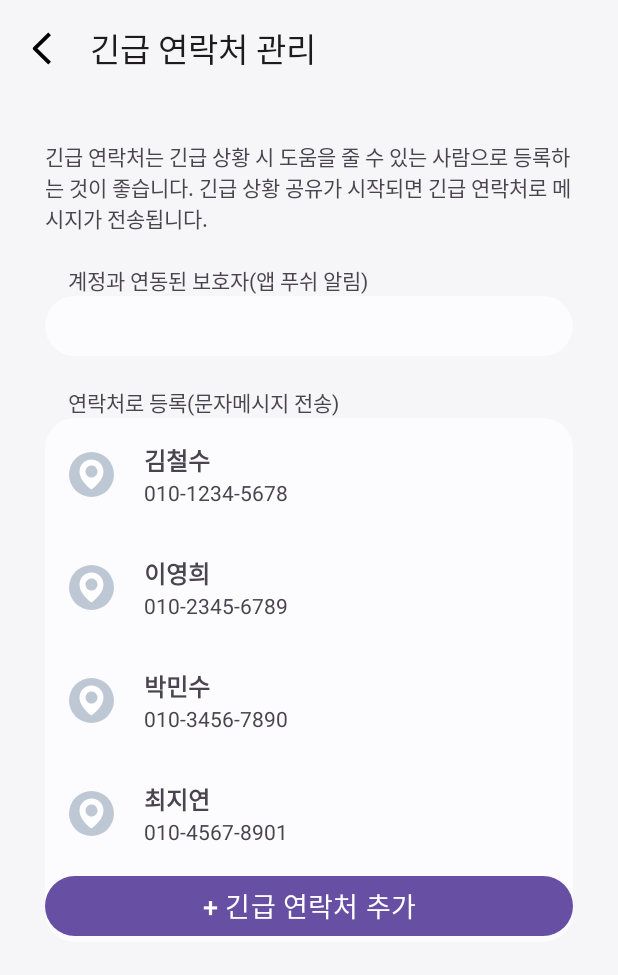
After one commit to SafeWay-CapstoneDesign/Frontend, an Android app: the EmergencyContactActivity screen opened directly, with no data from a screen before it, on a phone screen of 412 x 824 dp. The commit adds this screen. Shown: the top 975 px of the screen. Run offline under Robolectric (Android 15) with nearby library versions, the phone set to English and light mode, and no system bars.

Commit message:
feat: 내정보 수정 버튼 및 화면 기본 프레임 구현, feat: 긴급 연락처 관리 화면 기본 프레임 구현

```diff
--- /dev/null
+++ b/app/src/main/java/com/example/safeway/EmergencyAdapter.kt
@@ -0,0 +1,37 @@
+package com.example.safeway
+
+import android.view.LayoutInflater
+import android.view.View
+import android.view.ViewGroup
+import android.widget.TextView
+import androidx.recyclerview.widget.RecyclerView
+
+class EmergencyAdapter(
+    private val contactList: List<EmergencyContact>,
+    private val onItemClick: (EmergencyContact) -> Unit
+) : RecyclerView.Adapter<EmergencyAdapter.ContactViewHolder>() {
+
+    override fun onCreateViewHolder(parent: ViewGroup, viewType: Int): ContactViewHolder {
+        val itemView = LayoutInflater.from(parent.context)
+            .inflate(R.layout.contact_item, parent, false)
+        return ContactViewHolder(itemView)
+    }
+
+    override fun onBindViewHolder(holder: ContactViewHolder, position: Int) {
+        val contact = contactList[position]
+        holder.contactName.text = contact.name
+        holder.contactPhone.text = contact.phoneNumber
+
+        // 연락처 클릭 시 이벤트 처리
+        holder.itemView.setOnClickListener {
+            onItemClick(contact)
+        }
+    }
+
+    override fun getItemCount(): Int = contactList.size
+
+    inner class ContactViewHolder(itemView: View) : RecyclerView.ViewHolder(itemView) {
+        val contactName: TextView = itemView.findViewById(R.id.textViewContactName)
+        val contactPhone: TextView = itemView.findViewById(R.id.textViewContactPhone)
+    }
+}
--- /dev/null
+++ b/app/src/main/java/com/example/safeway/EmergencyContact.kt
@@ -0,0 +1,6 @@
+package com.example.safeway
+
+data class EmergencyContact(
+    val name: String,
+    val phoneNumber: String
+)
--- /dev/null
+++ b/app/src/main/java/com/example/safeway/EmergencyContactActivity.kt
@@ -0,0 +1,58 @@
+package com.example.safeway
+
+import android.content.Intent
+import android.os.Bundle
+import androidx.activity.enableEdgeToEdge
+import androidx.appcompat.app.AppCompatActivity
+import androidx.appcompat.widget.Toolbar
+import androidx.core.view.ViewCompat
+import androidx.core.view.WindowInsetsCompat
+import androidx.recyclerview.widget.LinearLayoutManager
+import androidx.recyclerview.widget.RecyclerView
+
+class EmergencyContactActivity : AppCompatActivity() {
+    private lateinit var recyclerView: RecyclerView
+    private lateinit var emergencyContactAdapter: EmergencyAdapter
+
+    override fun onCreate(savedInstanceState: Bundle?) {
+        super.onCreate(savedInstanceState)
+        enableEdgeToEdge()
+        setContentView(R.layout.activity_emergency_contact)
+        ViewCompat.setOnApplyWindowInsetsListener(findViewById(R.id.main)) { v, insets ->
+            val systemBars = insets.getInsets(WindowInsetsCompat.Type.systemBars())
+            v.setPadding(systemBars.left, systemBars.top, systemBars.right, systemBars.bottom)
+            insets
+        }
+
+        val toolbar: Toolbar = findViewById(R.id.toolbar)
+        toolbar.setNavigationOnClickListener {
+            onBackPressedDispatcher.onBackPressed() // 새 방식으로 뒤로가기 동작 호출
+        }
+
+        setupRecyclerView()
+    }
+
+    // 더미 데이터를 추가하여 리사이클러뷰에 표시
+    private fun setupRecyclerView() {
+        recyclerView = findViewById(R.id.recyclerView)
+        recyclerView.layoutManager = LinearLayoutManager(this)
+
+        val dummyContacts = listOf(
+            EmergencyContact("김철수", "010-1234-5678"),
+            EmergencyContact("이영희", "010-2345-6789"),
+            EmergencyContact("박민수", "010-3456-7890"),
+            EmergencyContact("최지연", "010-4567-8901")
+        )
+
+        emergencyContactAdapter = EmergencyAdapter(dummyContacts) { selectedContact ->
+            val intent = Intent().apply {
+                putExtra("contactName", selectedContact.name)
+                putExtra("phoneNumber", selectedContact.phoneNumber)
+            }
+            setResult(RESULT_OK, intent)
+            finish()
+        }
+
+        recyclerView.adapter = emergencyContactAdapter
+    }
+}
--- /dev/null
+++ b/app/src/main/res/drawable/custom_divider.xml
@@ -0,0 +1,5 @@
+<?xml version="1.0" encoding="utf-8"?>
+<shape xmlns:android="http://schemas.android.com/apk/res/android">
+    <size android:height="20dp"/>  <!-- Divider 두께 -->
+    <solid android:color="#00000000"/>  <!-- 완전 투명 -->
+</shape>
--- /dev/null
+++ b/app/src/main/res/layout/activity_emergency_contact.xml
@@ -0,0 +1,100 @@
+<?xml version="1.0" encoding="utf-8"?>
+<androidx.constraintlayout.widget.ConstraintLayout xmlns:android="http://schemas.android.com/apk/res/android"
+    xmlns:app="http://schemas.android.com/apk/res-auto"
+    xmlns:tools="http://schemas.android.com/tools"
+    android:id="@+id/main"
+    android:layout_width="match_parent"
+    android:layout_height="match_parent"
+    tools:context=".EmergencyContactActivity">
+
+    <androidx.appcompat.widget.Toolbar
+        android:id="@+id/toolbar"
+        android:layout_width="match_parent"
+        android:layout_height="wrap_content"
+        android:background="#00FFFFFF"
+        android:minHeight="?attr/actionBarSize"
+        android:theme="?attr/actionBarTheme"
+        app:layout_constraintStart_toStartOf="parent"
+        app:layout_constraintTop_toTopOf="parent"
+        app:navigationIcon="@drawable/back"
+        app:title="긴급 연락처 관리" />
+
+    <LinearLayout
+        android:layout_width="0dp"
+        android:layout_height="0dp"
+        android:divider="@drawable/custom_divider"
+        android:orientation="vertical"
+        android:padding="30dp"
+        android:showDividers="middle"
+        app:layout_constraintBottom_toBottomOf="parent"
+        app:layout_constraintEnd_toEndOf="parent"
+        app:layout_constraintStart_toStartOf="parent"
+        app:layout_constraintTop_toBottomOf="@+id/toolbar">
+
+        <TextView
+            android:id="@+id/textView18"
+            android:layout_width="match_parent"
+            android:layout_height="wrap_content"
+            android:text="긴급 연락처는 긴급 상황 시 도움을 줄 수 있는 사람으로 등록하는 것이 좋습니다. 긴급 상황 공유가 시작되면 긴급 연락처로 메시지가 전송됩니다." />
+
+        <LinearLayout
+            android:layout_width="match_parent"
+            android:layout_height="wrap_content"
+            android:orientation="vertical">
+
+            <TextView
+                android:id="@+id/textView19"
+                android:layout_width="match_parent"
+                android:layout_height="wrap_content"
+                android:paddingLeft="15dp"
+                android:text="계정과 연동된 보호자(앱 푸쉬 알림)" />
+
+            <LinearLayout
+                android:layout_width="match_parent"
+                android:layout_height="match_parent"
+                android:background="@drawable/rounded_box"
+                android:orientation="vertical"
+                android:padding="20sp"/>
+
+        </LinearLayout>
+
+        <LinearLayout
+            android:layout_width="match_parent"
+            android:layout_height="wrap_content"
+            android:orientation="vertical">
+
+            <TextView
+                android:id="@+id/textView20"
+                android:layout_width="match_parent"
+                android:layout_height="wrap_content"
+                android:paddingLeft="15dp"
+                android:text="연락처로 등록(문자메시지 전송)" />
+
+            <LinearLayout
+                android:layout_width="match_parent"
+                android:layout_height="wrap_content"
+                android:background="@drawable/rounded_box"
+                android:orientation="vertical">
+
+                <androidx.recyclerview.widget.RecyclerView
+                    android:id="@+id/recyclerView"
+                    android:layout_width="match_parent"
+                    android:layout_height="wrap_content"
+                    android:scrollbars="vertical"
+                    app:layout_constraintTop_toBottomOf="@+id/inputLocationLayout" >
+
+                </androidx.recyclerview.widget.RecyclerView>
+
+                <Button
+                    android:id="@+id/button2"
+                    android:layout_width="match_parent"
+                    android:layout_height="wrap_content"
+                    android:text="+ 긴급 연락처 추가"
+                    android:textSize="18sp" />
+            </LinearLayout>
+        </LinearLayout>
+
+    </LinearLayout>
+
+
+</androidx.constraintlayout.widget.ConstraintLayout>
--- /dev/null
+++ b/app/src/main/res/layout/contact_item.xml
@@ -0,0 +1,46 @@
+<?xml version="1.0" encoding="utf-8"?>
+<LinearLayout xmlns:android="http://schemas.android.com/apk/res/android"
+    xmlns:app="http://schemas.android.com/apk/res-auto"
+    xmlns:tools="http://schemas.android.com/tools"
+    android:layout_width="match_parent"
+    android:layout_height="wrap_content"
+    android:orientation="horizontal"
+    android:padding="16dp">
+
+    <ImageView
+        android:id="@+id/imageViewLocation"
+        android:layout_width="wrap_content"
+        android:layout_height="match_parent"
+        app:srcCompat="@drawable/locationicon" />
+
+    <Space
+        android:layout_width="20dp"
+        android:layout_height="match_parent" />
+
+    <LinearLayout
+        android:layout_width="0dp"
+        android:layout_height="match_parent"
+        android:orientation="vertical"
+        android:layout_weight="1">
+
+        <TextView
+            android:id="@+id/textViewContactName"
+            android:layout_width="match_parent"
+            android:layout_height="wrap_content"
+            android:layout_weight="1"
+            android:text="이름"
+            android:textSize="16sp"
+            android:textStyle="bold"
+            tools:ignore="Suspicious0dp" />
+
+        <TextView
+            android:id="@+id/textViewContactPhone"
+            android:layout_width="match_parent"
+            android:layout_height="wrap_content"
+            android:text="전화번호"
+            android:textSize="14sp" />
+
+    </LinearLayout>
+
+
+</LinearLayout>
```
Also changed, not shown: app/src/main/AndroidManifest.xml (+8 -5 lines), app/src/main/java/com/example/safeway/MyInfoEditActivity.kt (added, +35 -0 lines), app/src/main/java/com/example/safeway/MypageFragment.kt (+15 -3 lines), app/src/main/res/layout/activity_my_info_edit.xml (added, +170 -0 lines), app/src/main/res/layout/fragment_mypage.xml (+13 -3 lines).
